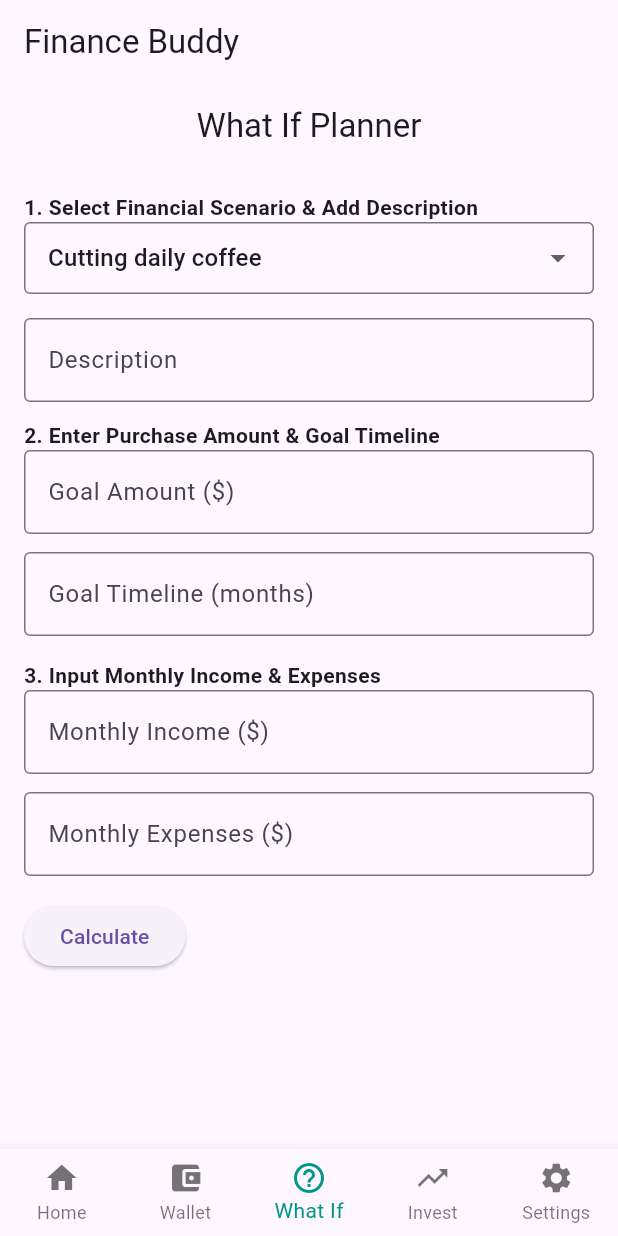
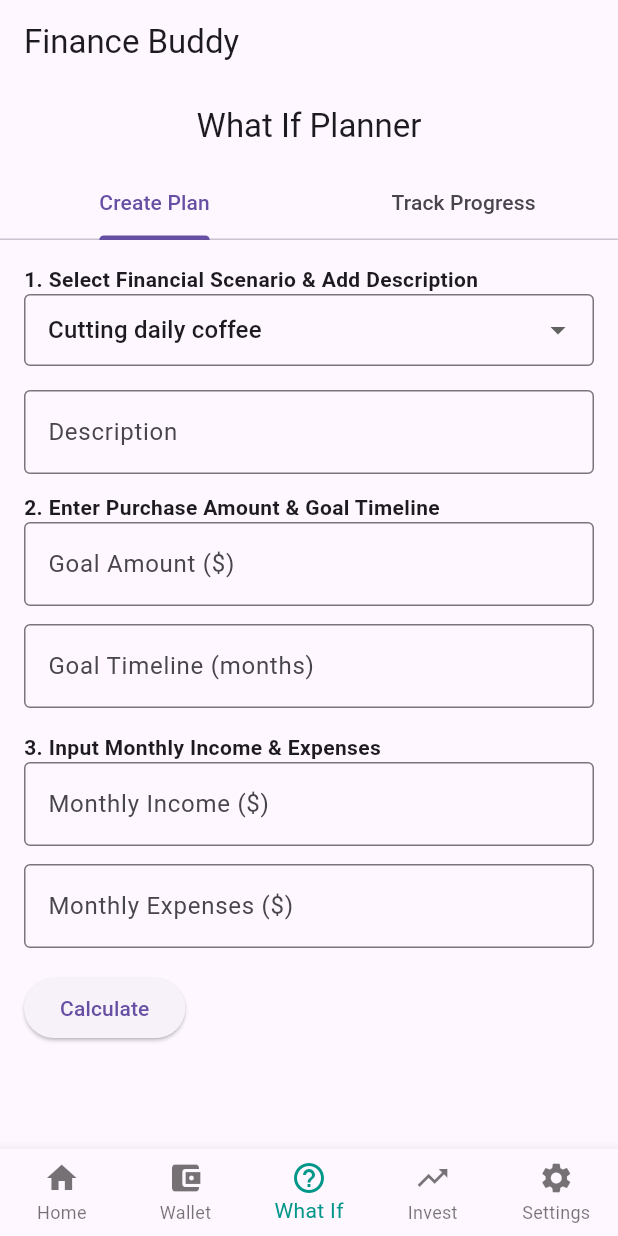
Before and after one commit to huynh-ngoc/INF134-Finance-App, a Flutter app: the screen it shows after launch, item 3 of the bottom bar chosen, on a phone screen of 412 x 824 dp. Run offline on Flutter 3.47's test engine with Material 3 defaults, Android fonts, the phone set to English and light mode, and no system bars.

Commit message:
Update What If page UI and logic

```diff
--- a/lib/pages/what_if.dart
+++ b/lib/pages/what_if.dart
@@ -32,12 +32,25 @@ class _WhatIfPageState extends State<WhatIfPage> {
     double savings = income - expenses;
     double budgetImpact = income > 0 ? (savings / income) * 100 : 0;
 
-    return Scaffold(
+    return DefaultTabController(
+
+      length: 2,
+      child: Scaffold(
         appBar: AppBar(
           title: Text("What If Planner"),
           centerTitle: true,
+          bottom: TabBar(
+            tabs: [
+              Tab(text: "Create Plan"),
+              Tab(text: "Track Progress"),
+            ],
           ),
-      body: SingleChildScrollView(
+        ),
+
+        //Tab 1: Create Plan
+        body: TabBarView(
+          children: [
+            SingleChildScrollView(
               padding: const EdgeInsets.all(16),
               child: Column(
                 crossAxisAlignment: CrossAxisAlignment.start,
@@ -133,11 +146,48 @@ class _WhatIfPageState extends State<WhatIfPage> {
                 subtitle: Text("Pay \$${(goalAmount / 10 * 1.05).toStringAsFixed(2)} for 10 months (includes 5% interest)"),
                 ),
               ),
-
             ]
           ],
         ),
       ),
+
+      //TAB 2: track progress
+            Padding(
+              padding: const EdgeInsets.all(16.0),
+              child: Column(
+                crossAxisAlignment: CrossAxisAlignment.start,
+                children: [
+                  Text(" Track Your Progress", style: TextStyle(fontWeight: FontWeight.bold, fontSize: 18)),
+                  SizedBox(height: 16),
+                  if (!planSaved)
+                    Text("No plan saved yet. Create a plan first on the other tab.",
+                        style: TextStyle(color: Colors.grey))
+                  else ...[
+                    Text("Scenario: $selectedScenario"),
+                    Text("Goal: \$${goalAmount.toStringAsFixed(2)}"),
+                    Text("Estimated Time: ${timeRequired.toStringAsFixed(1)} months"),
+                    SizedBox(height: 16),
+                    LinearProgressIndicator(
+                      value: 0.3, // You can bind this to actual progress value
+                      minHeight: 20,
+                      backgroundColor: Colors.grey[300],
+                      valueColor: AlwaysStoppedAnimation<Color>(Colors.teal),
+                    ),
+                    SizedBox(height: 8),
+                    Text("Progress: 30% (mocked)")
+                    // You can later update this with real saving data
+                  ]
+                ],
+              ),
+            ),
+    ],
+    ),
+
+
+
+
+
+      )
     );
   }
 }
```
Lines whose indentation alone changed are shown as unchanged.
